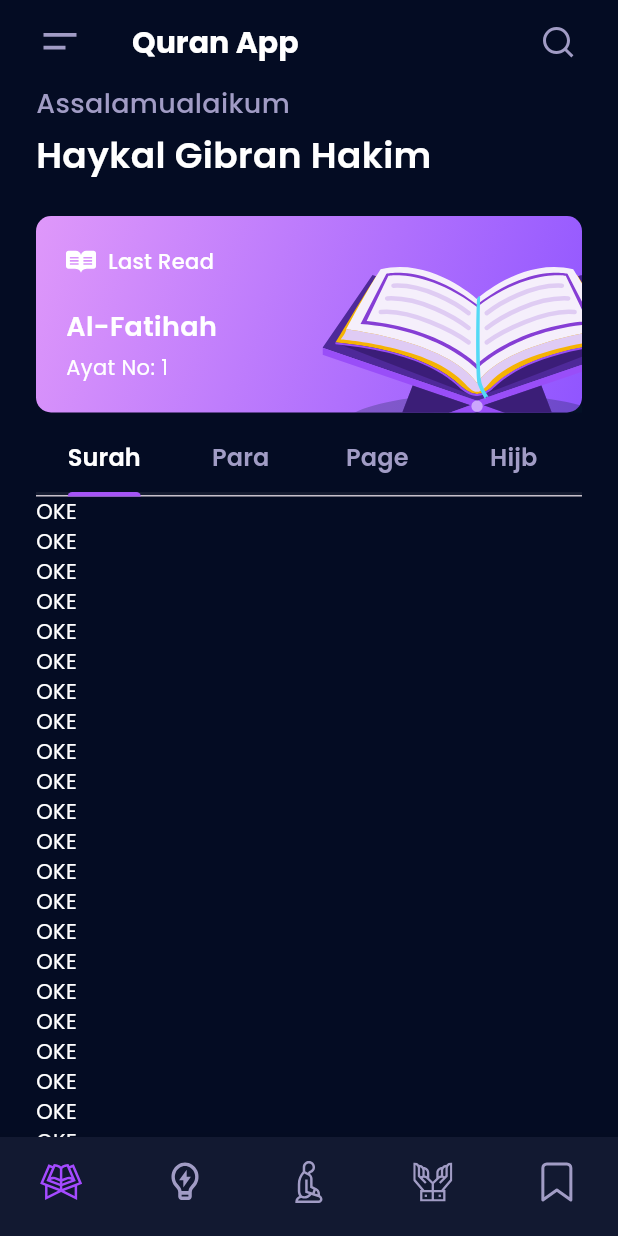
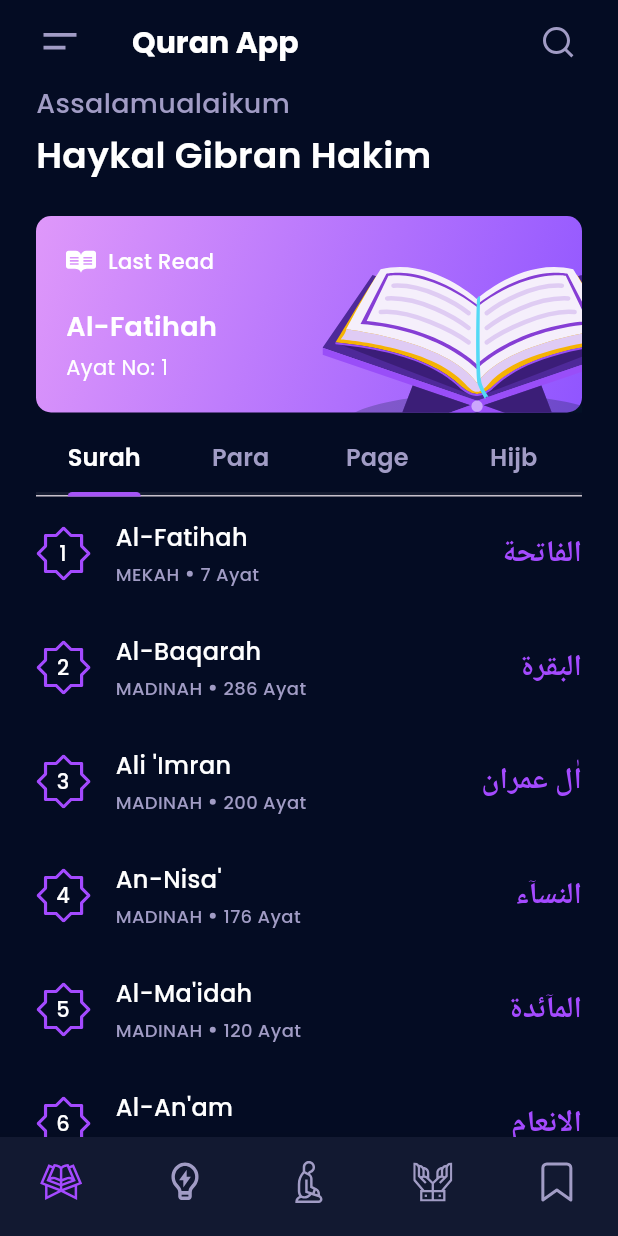
Before and after one commit to haykalgibran/QuranApp, a Flutter app: the HomeScreen screen opened directly, on a phone screen of 412 x 824 dp. Run offline on Flutter 3.47's test engine with Material 3 defaults, Android fonts, the phone set to English and light mode, and no system bars; our stand-ins replace flutter_svg, google_fonts; Roboto replaces fonts that are missing (Amiri).

Commit message:
Update Surah Page

```diff
--- a/lib/tabs/surah_tab.dart
+++ b/lib/tabs/surah_tab.dart
@@ -1,7 +1,9 @@
 import 'package:flutter/material.dart';
 import 'package:flutter/services.dart';
+import 'package:flutter_svg/flutter_svg.dart';
 import 'package:google_fonts/google_fonts.dart';
 import 'package:the_quran/models/surah.dart';
+import 'package:the_quran/screens/theme.dart';
 
 class SurahTab extends StatelessWidget {
   const SurahTab({super.key});
@@ -28,10 +30,81 @@
         }));
   }
 
-  Container _surahItem({required Surah surah}) => Container(
-        child: Text(
-          'OKE',
-          style: GoogleFonts.poppins(color: Colors.white),
+  Widget _surahItem({required Surah surah}) => Padding(
+        padding: const EdgeInsets.symmetric(vertical: 16),
+        child: Row(
+          children: [
+            Stack(
+              children: [
+                SvgPicture.asset('assets/svgs/nomor-surah.svg'),
+                SizedBox(
+                  height: 36,
+                  width: 36,
+                  child: Center(
+                    child: Text(
+                      "${surah.nomor}",
+                      style: GoogleFonts.poppins(
+                          color: Colors.white, fontWeight: FontWeight.w500),
+                    ),
+                  ),
+                )
+              ],
+            ),
+            const SizedBox(
+              width: 16,
+            ),
+            Expanded(
+                child: Column(
+              crossAxisAlignment: CrossAxisAlignment.start,
+              children: [
+                Text(
+                  surah.namaLatin,
+                  style: GoogleFonts.poppins(
+                      color: Colors.white,
+                      fontWeight: FontWeight.w500,
+                      fontSize: 16),
+                ),
+                const SizedBox(
+                  height: 4,
+                ),
+                Row(
+                  children: [
+                    Text(
+                      surah.tempatTurun.name,
+                      style: GoogleFonts.poppins(
+                          color: text,
+                          fontWeight: FontWeight.w500,
+                          fontSize: 12),
+                    ),
+                    const SizedBox(
+                      width: 5,
+                    ),
+                    Container(
+                      width: 4,
+                      height: 4,
+                      decoration: BoxDecoration(
+                          borderRadius: BorderRadius.circular(2), color: text),
+                    ),
+                    const SizedBox(
+                      width: 5,
+                    ),
+                    Text(
+                      "${surah.jumlahAyat} Ayat",
+                      style: GoogleFonts.poppins(
+                          color: text,
+                          fontWeight: FontWeight.w500,
+                          fontSize: 12),
+                    ),
+                  ],
+                )
+              ],
+            )),
+            Text(
+              surah.nama,
+              style: GoogleFonts.amiri(
+                  color: purple, fontSize: 20, fontWeight: FontWeight.bold),
+            ),
+          ],
         ),
       );
 }
```
